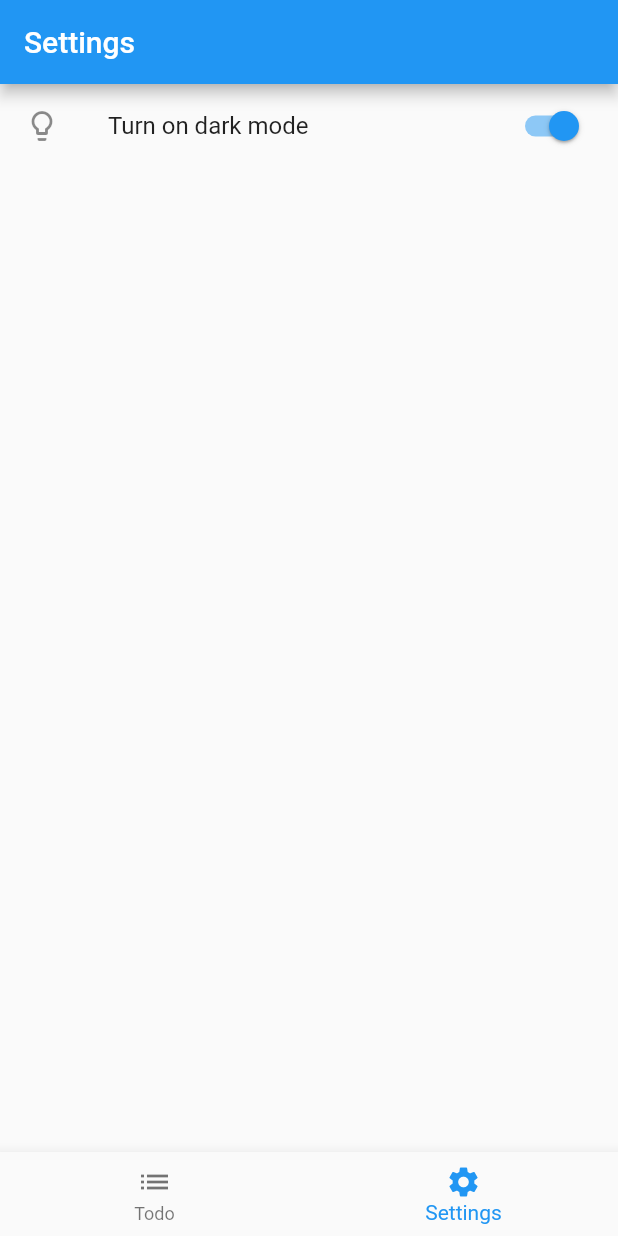
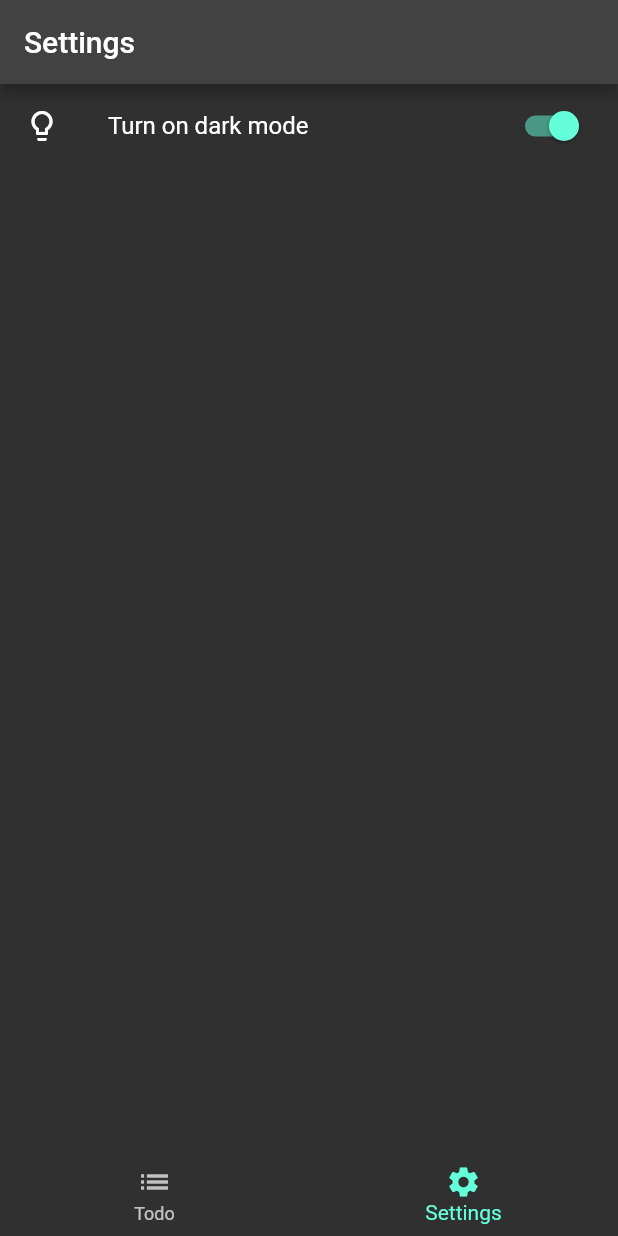
Before and after one commit to farrelmahaztra/flutter-todo, a Flutter app: the screen it shows after launch, item 2 of the bottom bar chosen, after a tap on "Turn on dark mode", on a phone screen of 412 x 824 dp. Run offline on Flutter 3.47's test engine with Material 2 defaults, Android fonts, the phone set to English and light mode, and no system bars.

Commit message:
Add correct app

```diff
--- a/lib/main.dart
+++ b/lib/main.dart
@@ -10,7 +10,9 @@ class Todo {
 }
 
 void main() {
-  runApp(const TodoApp());
+  runApp(const StateContainer(
+    child: TodoApp(),
+  ));
 }
 
 class TodoApp extends StatelessWidget {
@@ -18,6 +20,79 @@ class TodoApp extends StatelessWidget {
 
   @override
   Widget build(BuildContext context) {
-    return const MaterialApp(home: Screen(), debugShowCheckedModeBanner: false);
+    return MaterialApp(
+        home: const Screen(),
+        darkTheme: ThemeData(
+          brightness: Brightness.dark,
+        ),
+        themeMode: StateContainer.of(context).darkModeEnabled
+            ? ThemeMode.dark
+            : ThemeMode.light,
+        debugShowCheckedModeBanner: false);
   }
 }
+
+class StateContainer extends StatefulWidget {
+  final Widget child;
+
+  const StateContainer({
+    super.key,
+    required this.child,
+  });
+
+  static StateContainerState of(BuildContext context) {
+    return (context
+            .dependOnInheritedWidgetOfExactType<_InheritedStateContainer>())!
+        .data;
+  }
+
+  @override
+  StateContainerState createState() => StateContainerState();
+}
+
+class StateContainerState extends State<StateContainer> {
+  List<Todo> todos = [];
+  bool darkModeEnabled = false;
+
+  void handleCreateTodo(Todo todo) {
+    setState(() => {todos.add(todo)});
+  }
+
+  void handleDeleteTodo() {
+    setState(
+        () => {todos = todos.where((todo) => todo.selected != true).toList()});
+  }
+
+  void handleSelectTodo(bool? value, int index) {
+    setState(() => {
+          if (value == true)
+            {todos[index].selected = true}
+          else
+            {todos[index].selected = false}
+        });
+  }
+
+  void toggleDarkMode() {
+    setState(() => {darkModeEnabled = !darkModeEnabled});
+  }
+
+  @override
+  Widget build(BuildContext context) {
+    return _InheritedStateContainer(
+      data: this,
+      child: widget.child,
+    );
+  }
+}
+
+class _InheritedStateContainer extends InheritedWidget {
+  final StateContainerState data;
+
+  const _InheritedStateContainer({
+    required this.data,
+    required Widget child,
+  }) : super(child: child);
+
+  @override
+  bool updateShouldNotify(_InheritedStateContainer old) => true;
+}
--- a/lib/screens/settings.dart
+++ b/lib/screens/settings.dart
@@ -1,4 +1,5 @@
 import 'package:flutter/material.dart';
+import 'package:todo/main.dart';
 
 class SettingsScreen extends StatefulWidget {
   const SettingsScreen({super.key});
@@ -8,16 +9,14 @@ class SettingsScreen extends StatefulWidget {
 }
 
 class SettingsScreenState extends State<SettingsScreen> {
-  bool _darkModeEnabled = false;
+  Widget _body() {
+    bool darkModeEnabled = StateContainer.of(context).darkModeEnabled;
 
-  Widget _body() {
     return SwitchListTile(
       title: const Text('Turn on dark mode'),
-      value: _darkModeEnabled,
+      value: darkModeEnabled,
       onChanged: (bool value) {
-        setState(() {
-          _darkModeEnabled = value;
-        });
+        StateContainer.of(context).toggleDarkMode();
       },
       secondary: const Icon(Icons.lightbulb_outline),
     );
--- a/lib/screens/todo.dart
+++ b/lib/screens/todo.dart
@@ -11,33 +11,10 @@ class TodoScreen extends StatefulWidget {
 }
 
 class TodoScreenState extends State<TodoScreen> {
-  List<Todo> todos = [];
-
-  void _handleCreateTodo(Todo todo) {
-    setState(() {
-      todos.add(todo);
-    });
-  }
-
-  void _handleDeleteTodo() {
-    setState(
-        () => {todos = todos.where((todo) => todo.selected != true).toList()});
-  }
-
-  void _handleSelectTodo(bool? value, int index) {
-    setState(() {
-      if (value == true) {
-        todos[index].selected = true;
-      } else {
-        todos[index].selected = false;
-      }
-    });
-  }
-
   final ScrollController _scrollController = ScrollController();
 
   Widget _body() {
-    if (todos.isEmpty) {
+    if (StateContainer.of(context).todos.isEmpty) {
       return const Padding(
           padding: EdgeInsets.all(18), child: Text('No todos found.'));
     }
@@ -46,24 +23,25 @@ class TodoScreenState extends State<TodoScreen> {
         itemBuilder: (BuildContext context, int index) {
           return ListTile(
               leading: Checkbox(
-                value: todos[index].selected,
+                value: StateContainer.of(context).todos[index].selected,
                 onChanged: (bool? value) {
-                  _handleSelectTodo(value, index);
+                  StateContainer.of(context).handleSelectTodo(value, index);
                 },
               ),
               title: Text(
-                todos[index].title,
+                StateContainer.of(context).todos[index].title,
               ),
               onTap: () => showModalBottomSheet(
                   context: context,
                   builder: (builder) {
-                    return TodoDetails(todo: todos[index]);
+                    return TodoDetails(
+                        todo: StateContainer.of(context).todos[index]);
                   }));
         },
         separatorBuilder: (BuildContext context, int index) => const Divider(
               thickness: 1,
             ),
-        itemCount: todos.length);
+        itemCount: StateContainer.of(context).todos.length);
   }
 
   @override
@@ -72,11 +50,15 @@ class TodoScreenState extends State<TodoScreen> {
       appBar: AppBar(
         title: const Text('Todo'),
         actions: <Widget>[
-          if (todos.where((todo) => todo.selected == true).toList().isNotEmpty)
+          if (StateContainer.of(context)
+              .todos
+              .where((todo) => todo.selected == true)
+              .toList()
+              .isNotEmpty)
             IconButton(
               icon: const Icon(Icons.delete),
               onPressed: () {
-                _handleDeleteTodo();
+                StateContainer.of(context).handleDeleteTodo();
               },
             )
         ],
@@ -87,7 +69,9 @@ class TodoScreenState extends State<TodoScreen> {
             context: context,
             builder: (builder) {
               return TodoForm(
-                  todos: todos, handleCreateTodo: _handleCreateTodo);
+                  todos: StateContainer.of(context).todos,
+                  handleCreateTodo:
+                      StateContainer.of(context).handleCreateTodo);
             }),
         child: const Icon(Icons.add),
       ),
```
